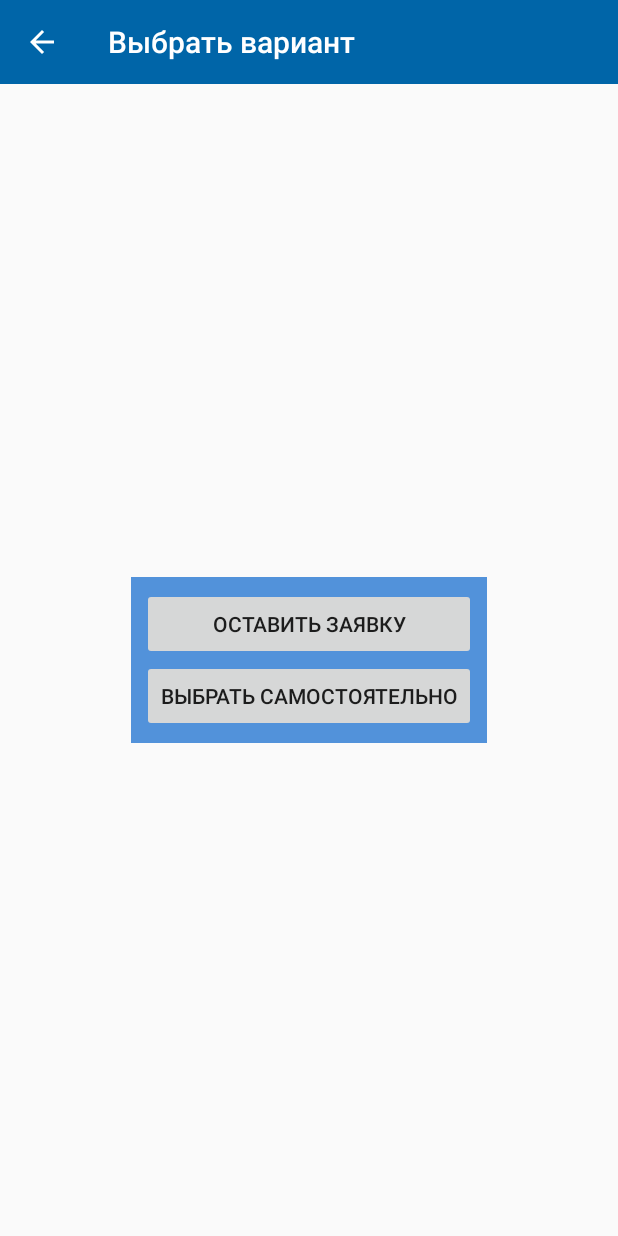
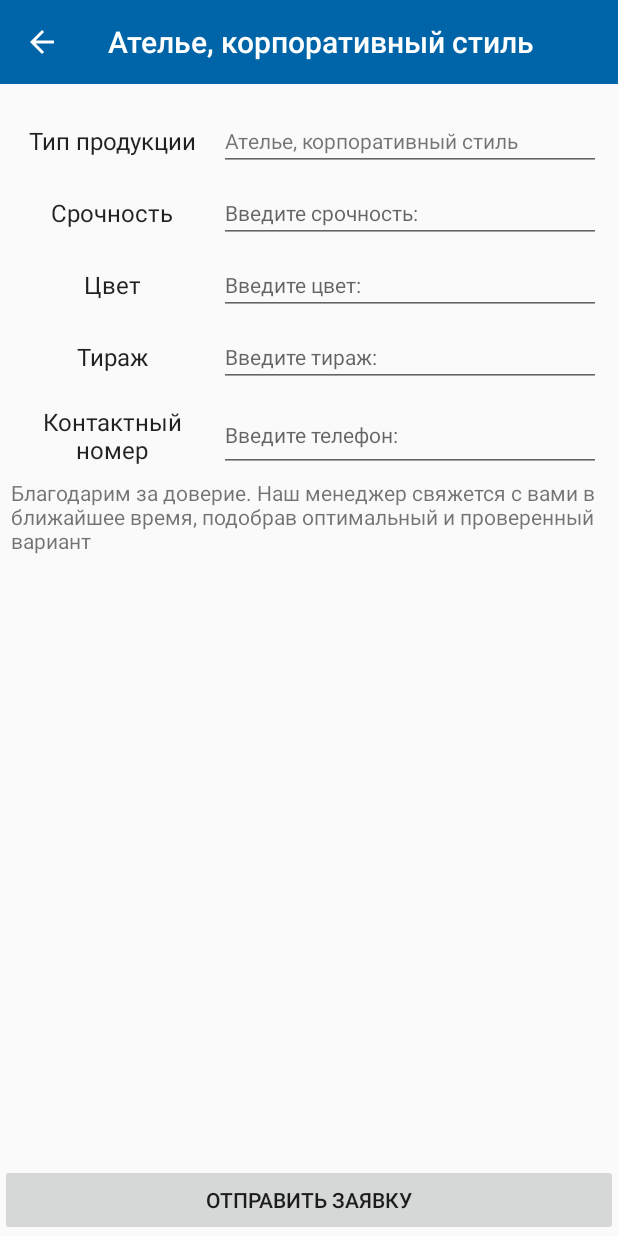
Before and after one commit to kenigteh/Profse, an Android app: the fragment FragmentChoose placed in its activity, after a tap on "ОСТАВИТЬ ЗАЯВКУ", on a phone screen of 412 x 824 dp. Run offline under Robolectric (Android 15) with nearby library versions, the phone set to English and light mode, and no system bars.

Commit message:
Шествая версия коммита, вот что надо сделать: TODO: -Registration  (A) -Search        (I) -Client Avatars(A)
Рега - обязательно при заходе, выгружать ФИО, тлф и мэйл в базу
Ещё одна бд для клиентов, там статистика о кликах.
Формируется в отчёте, крч да

РЕКВЕСТ СДЕЛАН, УРА. Остался поиск, профиль и бл. Ну и правила ещё пофиксить

```diff
--- a/app/src/main/java/com/ivlup/profse/MainActivity.java
+++ b/app/src/main/java/com/ivlup/profse/MainActivity.java
@@ -4,6 +4,7 @@ import android.content.Intent;
 import android.database.Cursor;
 import android.database.SQLException;
 import android.database.sqlite.SQLiteDatabase;
+import android.support.annotation.NonNull;
 import android.support.annotation.Nullable;
 import android.support.design.widget.NavigationView;
 import android.support.v4.app.Fragment;
@@ -33,6 +34,7 @@ public class MainActivity extends AppCompatActivity {
     public static String chosenName;
     public static ArrayList<Contractor> contractors = new ArrayList();
     public static ArrayList<String> contractorCategories = new ArrayList();
+
     public static FragmentManager fm;
     public static FragmentTransaction ft;
     private       DatabaseHelper mDBHelper;
@@ -124,7 +126,7 @@ public class MainActivity extends AppCompatActivity {
         navigationView.setNavigationItemSelectedListener(
                 new NavigationView.OnNavigationItemSelectedListener() {
                     @Override
-                    public boolean onNavigationItemSelected(MenuItem menuItem) {
+                    public boolean onNavigationItemSelected(@NonNull MenuItem menuItem) {
                         // set item as selected to persist highlight
 
                         int id = menuItem.getItemId();
--- /dev/null
+++ b/app/src/main/java/com/ivlup/profse/fragment/FragmentRequest.java
@@ -0,0 +1,151 @@
+package com.ivlup.profse.fragment;
+
+import android.content.Intent;
+import android.os.Bundle;
+import android.support.v4.app.Fragment;
+import android.view.LayoutInflater;
+import android.view.View;
+import android.view.ViewGroup;
+import android.widget.Button;
+import android.widget.EditText;
+import android.widget.LinearLayout;
+import android.widget.TextView;
+import android.widget.Toast;
+
+import com.ivlup.profse.MainActivity;
+import com.ivlup.profse.R;
+
+import java.util.Arrays;
+import java.util.List;
+
+public class FragmentRequest extends Fragment {
+
+    private List <String> shipping;
+    private TextView requestSecondTxt;
+    private LinearLayout goneThird;
+    private LinearLayout goneFourth;
+
+    private EditText first;
+    private EditText second;
+    private EditText third;
+    private EditText fourth;
+    private EditText fiveth;
+
+    private String type;
+    private String urgency;
+    private String edition;
+    private String color;
+    private String phone;
+
+    public void onResume(){
+        super.onResume();
+
+        ((MainActivity) getActivity())
+                .setActionBarTitle(MainActivity.chosenClient);
+
+    }
+
+    @Override
+    public View onCreateView(LayoutInflater inflater, ViewGroup container,
+                             Bundle savedInstanceState) {
+        // Inflate the layout for this fragment
+        return inflater.inflate(R.layout.request_card, container, false);
+
+
+    }
+
+    @Override
+    public void onViewCreated(View view, Bundle savedInstanceState) {
+       shipping = Arrays.asList(getResources().getStringArray(R.array.shipping));
+
+        requestSecondTxt = (TextView) view.findViewById(R.id.request_second);
+
+        goneThird = (LinearLayout) view.findViewById(R.id.gone_third_request);
+        goneFourth = (LinearLayout) view.findViewById(R.id.gone_fourth_request);
+
+        first   = (EditText) view.findViewById(R.id.request_type);
+        second  = (EditText) view.findViewById(R.id.request_urgent);
+        third   = (EditText) view.findViewById(R.id.request_color);
+        fourth  = (EditText) view.findViewById(R.id.request_edition);
+        fiveth  = (EditText) view.findViewById(R.id.request_phone);
+
+        first.setText(MainActivity.chosenClient);
+
+        for (int i = 0; i < shipping.size(); i++) {
+            String s = shipping.get(i);
+            if (MainActivity.chosenClient.equals(s)) {
+                setAsShipping();
+                break;
+            }
+            else if (i == shipping.size()-1) {
+                setAsNotShipping();
+            }
+            Button sendRequest = (Button) view.findViewById(R.id.send_request);
+
+
+            sendRequest.setOnClickListener(new View.OnClickListener() {
+                @Override
+                public void onClick(View v) {
+
+                     type    = String.valueOf(first.getText());
+                     urgency = String.valueOf(second.getText());
+                     edition = " ";
+                     color   = " ";
+
+                    if (goneThird.getVisibility() != View.GONE && goneFourth.getVisibility() != View.GONE) {
+                        edition = String.valueOf(third.getText());
+                        color   = String.valueOf(fourth.getText());
+                    }
+
+                     phone = String.valueOf(fiveth.getText());
+
+
+
+                    if (          type.length() == 0
+                            || urgency.length() == 0
+                            || edition.length() == 0
+                            ||   color.length() == 0
+                            ||   phone.length() == 0) {
+                        Toast.makeText(getContext(), "Пожалуйста, заполните все поля", Toast.LENGTH_SHORT).show();
+                    }
+                    else {
+                        sendEmail();
+                    }
+                }
+            });
+        }
+
+    }
+
+    public void setAsNotShipping() {
+
+    }
+
+    public void setAsShipping() {
+        goneThird.setVisibility(View.GONE);
+        goneFourth.setVisibility(View.GONE);
+    }
+
+    public void sendEmail() {
+        Toast.makeText(getContext(), "Пожалуйства, в предложенном варианте выберите e-mail и затем нажмите \"отправить\" ",Toast.LENGTH_LONG).show();
+        Intent i = new Intent(Intent.ACTION_SEND);
+        i.setType("message/rfc822");
+        i.putExtra(Intent.EXTRA_EMAIL  , new String[]{"info_profse@mail.ru"});
+        i.putExtra(Intent.EXTRA_SUBJECT, "Profse заявка: " + type);
+        i.putExtra(Intent.EXTRA_TEXT   ,
+                "Тип заявки: "+type+"\n"
+                        +"Срочность: "+urgency+"\n"
+                        +"Контактный телефон: "+phone+"\n"
+                        +edition+"\n"
+                        +color);
+        try {
+            Toast.makeText(getContext(), "Нажмите \"отправить\"", Toast.LENGTH_LONG).show();
+            getActivity().startActivity(Intent.createChooser(i, "Отправить заявку..."));
+
+        } catch (android.content.ActivityNotFoundException ex) {
+            Toast.makeText( getActivity(), "Нет допустимого e-mail клиента", Toast.LENGTH_SHORT).show();
+        }
+    }
+
+
+}
--- a/app/src/main/java/com/ivlup/profse/fragment/jur_ad_service/FragmentAdJurAtelier.java
+++ b/app/src/main/java/com/ivlup/profse/fragment/jur_ad_service/FragmentAdJurAtelier.java
@@ -11,6 +11,7 @@ import android.widget.GridLayout;
 import com.ivlup.profse.MainActivity;
 import com.ivlup.profse.R;
 import com.ivlup.profse.tools.FragmentChoose;
+import com.ivlup.profse.tools.FragmentListContractors;
 
 public class FragmentAdJurAtelier extends Fragment {
     private GridLayout mainGrid;
@@ -65,7 +66,7 @@ public class FragmentAdJurAtelier extends Fragment {
                                 MainActivity.chosenClient = "Ателье, шейные платки";
                                 MainActivity.fm = getFragmentManager();
                                 MainActivity.ft = MainActivity.fm.beginTransaction();
-                                MainActivity.ft.replace(R.id.fragment_container, new FragmentChoose());
+                                MainActivity.ft.replace(R.id.fragment_container, new FragmentListContractors());
                                 MainActivity.ft.commit();
                                 MainActivity.ft.addToBackStack(null);
                                 break;
@@ -73,7 +74,7 @@ public class FragmentAdJurAtelier extends Fragment {
                                 MainActivity.chosenClient = "Ателье, шевроны";
                                 MainActivity.fm = getFragmentManager();
                                 MainActivity.ft = MainActivity.fm.beginTransaction();
-                                MainActivity.ft.replace(R.id.fragment_container, new FragmentChoose());
+                                MainActivity.ft.replace(R.id.fragment_container, new FragmentListContractors());
                                 MainActivity.ft.commit();
                                 MainActivity.ft.addToBackStack(null);
                                 break;
@@ -81,7 +82,7 @@ public class FragmentAdJurAtelier extends Fragment {
                                 MainActivity.chosenClient = "Ателье, корпоративный стиль";
                                 MainActivity.fm = getFragmentManager();
                                 MainActivity.ft = MainActivity.fm.beginTransaction();
-                                MainActivity.ft.replace(R.id.fragment_container, new FragmentChoose());
+                                MainActivity.ft.replace(R.id.fragment_container, new FragmentListContractors());
                                 MainActivity.ft.commit();
                                 MainActivity.ft.addToBackStack(null);
                                 break;
--- a/app/src/main/java/com/ivlup/profse/tools/ContractorCard.java
+++ b/app/src/main/java/com/ivlup/profse/tools/ContractorCard.java
@@ -20,7 +20,7 @@ public class ContractorCard extends BindableItem<ItemClientsBinding> {
     @Override
     public void bind(@NonNull final ItemClientsBinding viewBinding, int position) {
         // Populate the data into the template view using the data object
-        viewBinding.clientName.setText(contractor.getName());
+        viewBinding.contractorName.setText(contractor.getName());
         viewBinding.cardClient.setOnClickListener(new View.OnClickListener() {
             @Override
             public void onClick(View v) {
--- a/app/src/main/java/com/ivlup/profse/tools/FragmentChoose.java
+++ b/app/src/main/java/com/ivlup/profse/tools/FragmentChoose.java
@@ -11,21 +11,11 @@ import android.widget.Toast;
 
 import com.ivlup.profse.MainActivity;
 import com.ivlup.profse.R;
+import com.ivlup.profse.fragment.FragmentRequest;
 
 public class FragmentChoose extends Fragment {
 
-    public void sendEmail(String chosenVar) {
-        Intent i = new Intent(Intent.ACTION_SEND);
-        i.setType("message/rfc822");
-        i.putExtra(Intent.EXTRA_EMAIL  , new String[]{"info_profse@mail.ru"});
-        i.putExtra(Intent.EXTRA_SUBJECT, "Profse заявка: "+chosenVar);
-        i.putExtra(Intent.EXTRA_TEXT   , "Напишите вашу заявку здесь: ");
-        try {
-            getActivity().startActivity(Intent.createChooser(i, "Отправить заявку..."));
-        } catch (android.content.ActivityNotFoundException ex) {
-            Toast.makeText( getActivity(), "Нет допустимого e-mail клиента", Toast.LENGTH_SHORT).show();
-        }
-    }
+
 
     public void onResume(){
         super.onResume();
@@ -53,7 +43,17 @@ public class FragmentChoose extends Fragment {
         btsend.setOnClickListener(new View.OnClickListener() {
             @Override
             public void onClick(View v) {
-                sendEmail(MainActivity.chosen);
+                //sendEmail(MainActivity.chosen);
+
+                MainActivity.fm = getFragmentManager();
+                MainActivity.ft = MainActivity.fm.beginTransaction();
+
+               // if (MainActivity.c)
+                MainActivity.ft.replace(R.id.fragment_container, new FragmentRequest());
+
+
+                MainActivity.ft.commit();
+                MainActivity.ft.addToBackStack(null);
             }
         });
         Button btchoose = view.findViewById(R.id.choose);
--- /dev/null
+++ b/app/src/main/res/layout/request_card.xml
@@ -0,0 +1,191 @@
+<?xml version="1.0" encoding="utf-8"?>
+<RelativeLayout
+    xmlns:android="http://schemas.android.com/apk/res/android"
+    android:orientation="vertical"
+    android:layout_width="match_parent"
+    android:layout_height="match_parent">
+
+
+
+    <ScrollView
+        android:layout_marginTop="14dp"
+        android:scrollbars="vertical"
+        android:layout_marginLeft="7sp"
+        android:layout_marginRight="7sp"
+
+        xmlns:android="http://schemas.android.com/apk/res/android"
+        android:layout_width="match_parent"
+        android:layout_height="wrap_content" >
+        <LinearLayout
+            android:layout_width="match_parent"
+            android:layout_height="wrap_content"
+            android:orientation="vertical"
+            >
+
+
+            <LinearLayout
+                android:layout_margin="4dp"
+                android:layout_weight="1"
+                android:orientation="horizontal"
+                android:layout_width="match_parent"
+                android:layout_height="0dp">
+                <TextView
+                    android:id="@+id/request_first"
+                    style="@style/TextAppearance.AppCompat.Subhead"
+                    android:gravity="center"
+                    android:layout_weight="1"
+                    android:layout_width="0dp"
+                    android:layout_height="match_parent"
+                    android:text="Тип продукции"/>
+                <EditText
+
+                    android:id="@+id/request_type"
+                    android:gravity="center_vertical"
+                    android:layout_marginLeft="7dp"
+                    style="@style/TextAppearance.AppCompat.Small"
+                    android:layout_weight="2"
+                    android:layout_width="0dp"
+                    android:layout_height="match_parent"
+                    android:maxLines="1"
+
+                    android:hint="Введите тип:"/>
+
+            </LinearLayout>
+
+            <LinearLayout
+                android:layout_margin="4dp"
+                android:layout_weight="1"
+                android:orientation="horizontal"
+                android:layout_width="match_parent"
+                android:layout_height="0dp">
+                <TextView
+                    android:id="@+id/request_second"
+                    style="@style/TextAppearance.AppCompat.Subhead"
+                    android:gravity="center"
+                    android:layout_weight="1"
+                    android:layout_width="0dp"
+                    android:layout_height="match_parent"
+                    android:text="Срочность"/>
+                <EditText
+
+                    android:id="@+id/request_urgent"
+                    android:gravity="center_vertical"
+                    android:layout_marginLeft="7dp"
+                    style="@style/TextAppearance.AppCompat.Small"
+                    android:layout_weight="2"
+                    android:layout_width="0dp"
+                    android:layout_height="match_parent"
+                    android:maxLines="2"
+
+                    android:hint="Введите срочность:"/>
+
+            </LinearLayout>
+
+            <LinearLayout
+                android:id="@+id/gone_third_request"
+                android:layout_margin="4dp"
+                android:layout_weight="1"
+                android:orientation="horizontal"
+                android:layout_width="match_parent"
+                android:layout_height="0dp">
+                <TextView
+                    android:id="@+id/request_third"
+                    style="@style/TextAppearance.AppCompat.Subhead"
+                    android:gravity="center"
+                    android:layout_weight="1"
+                    android:layout_width="0dp"
+                    android:layout_height="match_parent"
+                    android:text="Цвет"/>
+                <EditText
+
+                    android:id="@+id/request_color"
+                    android:gravity="center_vertical"
+                    android:layout_marginLeft="7dp"
+                    style="@style/TextAppearance.AppCompat.Small"
+                    android:layout_weight="2"
+                    android:layout_width="0dp"
+                    android:layout_height="match_parent"
+                    android:maxLines="2"
+
+                    android:hint="Введите цвет:"/>
+
+            </LinearLayout>
+            <LinearLayout
+                android:id="@+id/gone_fourth_request"
+                android:layout_margin="4dp"
+                android:layout_weight="1"
+                android:orientation="horizontal"
+                android:layout_width="match_parent"
+                android:layout_height="0dp">
+                <TextView
+                    android:id="@+id/request_fourth"
+                    style="@style/TextAppearance.AppCompat.Subhead"
+                    android:gravity="center"
+                    android:layout_weight="1"
+                    android:layout_width="0dp"
+                    android:layout_height="match_parent"
+                    android:text="Тираж"/>
+                <EditText
+
+                    android:id="@+id/request_edition"
+                    android:gravity="center_vertical"
+                    android:layout_marginLeft="7dp"
+                    style="@style/TextAppearance.AppCompat.Small"
+                    android:layout_weight="2"
+                    android:layout_width="0dp"
+                    android:layout_height="match_parent"
+                    android:maxLines="2"
+
+                    android:hint="Введите тираж:"/>
+
+            </LinearLayout>
+            <LinearLayout
+                android:layout_margin="4dp"
+                android:layout_weight="1"
+                android:orientation="horizontal"
+                android:layout_width="match_parent"
+                android:layout_height="0dp">
+                <TextView
+                    android:id="@+id/request_last"
+                    style="@style/TextAppearance.AppCompat.Subhead"
+                    android:gravity="center"
+                    android:layout_weight="1"
+                    android:layout_width="0dp"
+                    android:layout_height="match_parent"
+                    android:text="Контактный номер"/>
+                <EditText
+
+                    android:id="@+id/request_phone"
+                    android:gravity="center_vertical"
+                    android:layout_marginLeft="7dp"
+                    style="@style/TextAppearance.AppCompat.Small"
+                    android:layout_weight="2"
+                    android:layout_width="0dp"
+                    android:layout_height="match_parent"
+                    android:maxLines="1"
+                    android:inputType="number|phone"
+                    android:hint="Введите телефон:"/>
+
+            </LinearLayout>
+
+
+            <TextView
+                android:layout_width="wrap_content"
+                android:layout_height="wrap_content"
+                android:text="Благодарим за доверие. Наш менеджер свяжется с вами в ближайшее время, подобрав оптимальный и проверенный вариант"/>
+
+
+        </LinearLayout>
+
+
+    </ScrollView>
+
+    <android.support.v7.widget.AppCompatButton
+        android:id="@+id/send_request"
+        android:layout_width="match_parent"
+        android:layout_height="wrap_content"
+        android:layout_alignParentBottom="true"
+        android:layout_gravity="end"
+        android:text="Отправить заявку" />
+
+</RelativeLayout>
--- /dev/null
+++ b/app/src/main/res/values/strings_shipping.xml
@@ -0,0 +1,13 @@
+<?xml version="1.0" encoding="utf-8"?>
+<resources>
+    <string-array name="shipping">
+        <item>Курьер</item>
+        <item>Грузоперевозки</item>
+        <item>Доставка ценных грузов</item>
+        <item>Доставка цветов, шаров, подарков</item>
+        <item>Доставка угля, дров</item>
+        <item>Доставка песка, грунта и пр</item>
+
+    </string-array>
+
+</resources>
```
